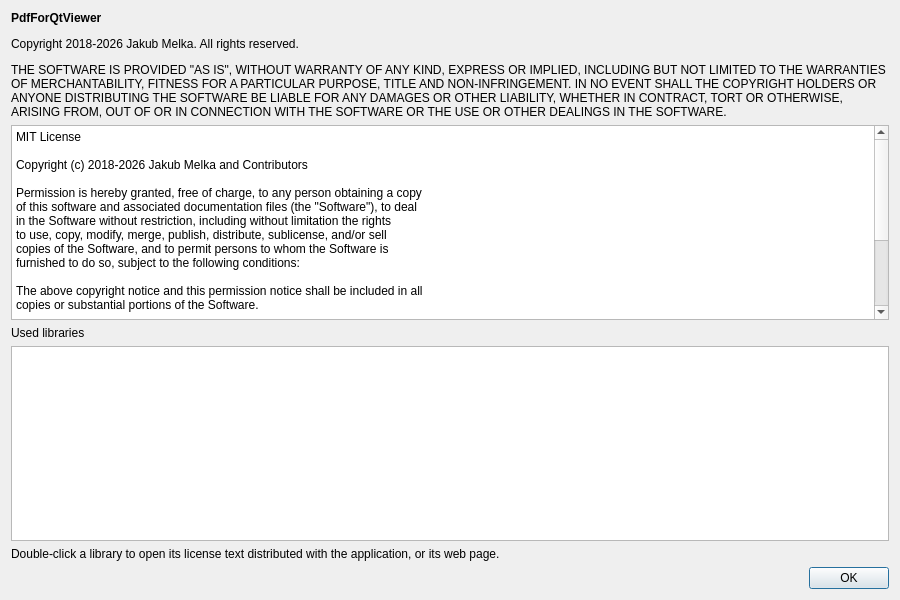
The window that Pdf4QtLibGui/pdfaboutdialog.ui (lidiriel/inkpage) describes before a commit, drawn with Qt 5.
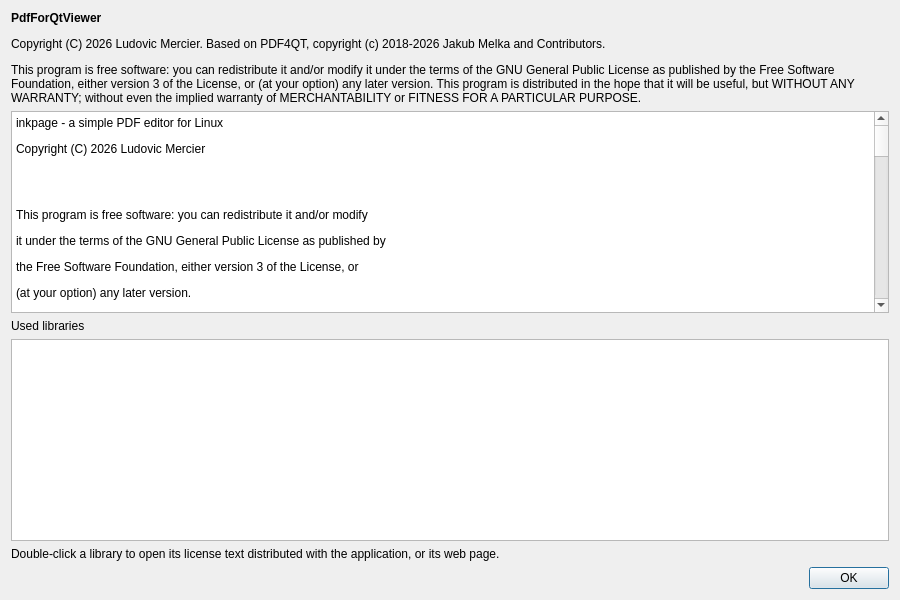
The same window after the commit.

Diff of the .ui file:
```diff
--- a/Pdf4QtLibGui/pdfaboutdialog.ui
+++ b/Pdf4QtLibGui/pdfaboutdialog.ui
@@ -23,7 +23,7 @@
    <item>
     <widget class="QLabel" name="copyrightLabel">
      <property name="text">
-      <string>&lt;html&gt;&lt;head/&gt;&lt;body&gt;&lt;p&gt;&lt;span style=&quot; font-weight:600;&quot;&gt;PdfForQtViewer&lt;/span&gt;&lt;/p&gt;&lt;p&gt;Copyright 2018-2026 Jakub Melka. All rights reserved.&lt;/p&gt;&lt;p&gt;THE SOFTWARE IS PROVIDED &amp;quot;AS IS&amp;quot;, WITHOUT WARRANTY OF ANY KIND, EXPRESS OR IMPLIED, INCLUDING BUT NOT LIMITED TO THE WARRANTIES OF MERCHANTABILITY, FITNESS FOR A PARTICULAR PURPOSE, TITLE AND NON-INFRINGEMENT. IN NO EVENT SHALL THE COPYRIGHT HOLDERS OR ANYONE DISTRIBUTING THE SOFTWARE BE LIABLE FOR ANY DAMAGES OR OTHER LIABILITY, WHETHER IN CONTRACT, TORT OR OTHERWISE, ARISING FROM, OUT OF OR IN CONNECTION WITH THE SOFTWARE OR THE USE OR OTHER DEALINGS IN THE SOFTWARE.&lt;/p&gt;&lt;/body&gt;&lt;/html&gt;</string>
+      <string>&lt;html&gt;&lt;head/&gt;&lt;body&gt;&lt;p&gt;&lt;span style=&quot; font-weight:600;&quot;&gt;PdfForQtViewer&lt;/span&gt;&lt;/p&gt;&lt;p&gt;Copyright (C) 2026 Ludovic Mercier. Based on PDF4QT, copyright (c) 2018-2026 Jakub Melka and Contributors.&lt;/p&gt;&lt;p&gt;This program is free software: you can redistribute it and/or modify it under the terms of the GNU General Public License as published by the Free Software Foundation, either version 3 of the License, or (at your option) any later version. This program is distributed in the hope that it will be useful, but WITHOUT ANY WARRANTY; without even the implied warranty of MERCHANTABILITY or FITNESS FOR A PARTICULAR PURPOSE.&lt;/p&gt;&lt;/body&gt;&lt;/html&gt;</string>
      </property>
      <property name="wordWrap">
       <bool>true</bool>
@@ -36,35 +36,7 @@
       <bool>true</bool>
      </property>
      <property name="html">
-      <string notr="true">&lt;!DOCTYPE HTML PUBLIC &quot;-//W3C//DTD HTML 4.0//EN&quot; &quot;http://www.w3.org/TR/REC-html40/strict.dtd&quot;&gt;
-&lt;html&gt;&lt;head&gt;&lt;meta name=&quot;qrichtext&quot; content=&quot;1&quot; /&gt;&lt;meta charset=&quot;utf-8&quot; /&gt;&lt;style type=&quot;text/css&quot;&gt;
-p, li { white-space: pre-wrap; }
-hr { height: 1px; border-width: 0; }
-li.unchecked::marker { content: &quot;\2610&quot;; }
-li.checked::marker { content: &quot;\2612&quot;; }
-&lt;/style&gt;&lt;/head&gt;&lt;body style=&quot; font-family:'Segoe UI'; font-size:9pt; font-weight:400; font-style:normal;&quot;&gt;
-&lt;p style=&quot; margin-top:0px; margin-bottom:0px; margin-left:0px; margin-right:0px; -qt-block-indent:0; text-indent:0px;&quot;&gt;MIT License&lt;/p&gt;
-&lt;p style=&quot;-qt-paragraph-type:empty; margin-top:0px; margin-bottom:0px; margin-left:0px; margin-right:0px; -qt-block-indent:0; text-indent:0px;&quot;&gt;&lt;br /&gt;&lt;/p&gt;
-&lt;p style=&quot; margin-top:0px; margin-bottom:0px; margin-left:0px; margin-right:0px; -qt-block-indent:0; text-indent:0px;&quot;&gt;Copyright (c) 2018-2026 Jakub Melka and Contributors&lt;/p&gt;
-&lt;p style=&quot;-qt-paragraph-type:empty; margin-top:0px; margin-bottom:0px; margin-left:0px; margin-right:0px; -qt-block-indent:0; text-indent:0px;&quot;&gt;&lt;br /&gt;&lt;/p&gt;
-&lt;p style=&quot; margin-top:0px; margin-bottom:0px; margin-left:0px; margin-right:0px; -qt-block-indent:0; text-indent:0px;&quot;&gt;Permission is hereby granted, free of charge, to any person obtaining a copy&lt;/p&gt;
-&lt;p style=&quot; margin-top:0px; margin-bottom:0px; margin-left:0px; margin-right:0px; -qt-block-indent:0; text-indent:0px;&quot;&gt;of this software and associated documentation files (the &amp;quot;Software&amp;quot;), to deal&lt;/p&gt;
-&lt;p style=&quot; margin-top:0px; margin-bottom:0px; margin-left:0px; margin-right:0px; -qt-block-indent:0; text-indent:0px;&quot;&gt;in the Software without restriction, including without limitation the rights&lt;/p&gt;
-&lt;p style=&quot; margin-top:0px; margin-bottom:0px; margin-left:0px; margin-right:0px; -qt-block-indent:0; text-indent:0px;&quot;&gt;to use, copy, modify, merge, publish, distribute, sublicense, and/or sell&lt;/p&gt;
-&lt;p style=&quot; margin-top:0px; margin-bottom:0px; margin-left:0px; margin-right:0px; -qt-block-indent:0; text-indent:0px;&quot;&gt;copies of the Software, and to permit persons to whom the Software is&lt;/p&gt;
-&lt;p style=&quot; margin-top:0px; margin-bottom:0px; margin-left:0px; margin-right:0px; -qt-block-indent:0; text-indent:0px;&quot;&gt;furnished to do so, subject to the following conditions:&lt;/p&gt;
-&lt;p style=&quot;-qt-paragraph-type:empty; margin-top:0px; margin-bottom:0px; margin-left:0px; margin-right:0px; -qt-block-indent:0; text-indent:0px;&quot;&gt;&lt;br /&gt;&lt;/p&gt;
-&lt;p style=&quot; margin-top:0px; margin-bottom:0px; margin-left:0px; margin-right:0px; -qt-block-indent:0; text-indent:0px;&quot;&gt;The above copyright notice and this permission notice shall be included in all&lt;/p&gt;
-&lt;p style=&quot; margin-top:0px; margin-bottom:0px; margin-left:0px; margin-right:0px; -qt-block-indent:0; text-indent:0px;&quot;&gt;copies or substantial portions of the Software.&lt;/p&gt;
-&lt;p style=&quot;-qt-paragraph-type:empty; margin-top:0px; margin-bottom:0px; margin-left:0px; margin-right:0px; -qt-block-indent:0; text-indent:0px;&quot;&gt;&lt;br /&gt;&lt;/p&gt;
-&lt;p style=&quot; margin-top:0px; margin-bottom:0px; margin-left:0px; margin-right:0px; -qt-block-indent:0; text-indent:0px;&quot;&gt;THE SOFTWARE IS PROVIDED &amp;quot;AS IS&amp;quot;, WITHOUT WARRANTY OF ANY KIND, EXPRESS OR&lt;/p&gt;
-&lt;p style=&quot; margin-top:0px; margin-bottom:0px; margin-left:0px; margin-right:0px; -qt-block-indent:0; text-indent:0px;&quot;&gt;IMPLIED, INCLUDING BUT NOT LIMITED TO THE WARRANTIES OF MERCHANTABILITY,&lt;/p&gt;
-&lt;p style=&quot; margin-top:0px; margin-bottom:0px; margin-left:0px; margin-right:0px; -qt-block-indent:0; text-indent:0px;&quot;&gt;FITNESS FOR A PARTICULAR PURPOSE AND NONINFRINGEMENT. IN NO EVENT SHALL THE&lt;/p&gt;
-&lt;p style=&quot; margin-top:0px; margin-bottom:0px; margin-left:0px; margin-right:0px; -qt-block-indent:0; text-indent:0px;&quot;&gt;AUTHORS OR COPYRIGHT HOLDERS BE LIABLE FOR ANY CLAIM, DAMAGES OR OTHER&lt;/p&gt;
-&lt;p style=&quot; margin-top:0px; margin-bottom:0px; margin-left:0px; margin-right:0px; -qt-block-indent:0; text-indent:0px;&quot;&gt;LIABILITY, WHETHER IN AN ACTION OF CONTRACT, TORT OR OTHERWISE, ARISING FROM,&lt;/p&gt;
-&lt;p style=&quot; margin-top:0px; margin-bottom:0px; margin-left:0px; margin-right:0px; -qt-block-indent:0; text-indent:0px;&quot;&gt;OUT OF OR IN CONNECTION WITH THE SOFTWARE OR THE USE OR OTHER DEALINGS IN THE&lt;/p&gt;
-&lt;p style=&quot; margin-top:0px; margin-bottom:0px; margin-left:0px; margin-right:0px; -qt-block-indent:0; text-indent:0px;&quot;&gt;SOFTWARE.&lt;/p&gt;
-&lt;p style=&quot;-qt-paragraph-type:empty; margin-top:0px; margin-bottom:0px; margin-left:0px; margin-right:0px; -qt-block-indent:0; text-indent:0px;&quot;&gt;&lt;br /&gt;&lt;/p&gt;&lt;/body&gt;&lt;/html&gt;</string>
+      <string notr="true">&lt;html&gt;&lt;body&gt;&lt;p&gt;inkpage - a simple PDF editor for Linux&lt;/p&gt;&lt;p&gt;Copyright (C) 2026 Ludovic Mercier&lt;/p&gt;&lt;p&gt;&lt;br/&gt;&lt;/p&gt;&lt;p&gt;This program is free software: you can redistribute it and/or modify&lt;/p&gt;&lt;p&gt;it under the terms of the GNU General Public License as published by&lt;/p&gt;&lt;p&gt;the Free Software Foundation, either version 3 of the License, or&lt;/p&gt;&lt;p&gt;(at your option) any later version.&lt;/p&gt;&lt;p&gt;&lt;br/&gt;&lt;/p&gt;&lt;p&gt;This program is distributed in the hope that it will be useful,&lt;/p&gt;&lt;p&gt;but WITHOUT ANY WARRANTY; without even the implied warranty of&lt;/p&gt;&lt;p&gt;MERCHANTABILITY or FITNESS FOR A PARTICULAR PURPOSE.  See the&lt;/p&gt;&lt;p&gt;GNU General Public License for more details.&lt;/p&gt;&lt;p&gt;&lt;br/&gt;&lt;/p&gt;&lt;p&gt;You should have received a copy of the GNU General Public License&lt;/p&gt;&lt;p&gt;along with this program.  If not, see https://www.gnu.org/licenses/.&lt;/p&gt;&lt;p&gt;&lt;br/&gt;&lt;/p&gt;&lt;p&gt;inkpage is based on PDF4QT, which is distributed under the following license:&lt;/p&gt;&lt;p&gt;&lt;br/&gt;&lt;/p&gt;&lt;p&gt;MIT License&lt;/p&gt;&lt;p&gt;&lt;br/&gt;&lt;/p&gt;&lt;p&gt;Copyright (c) 2018-2026 Jakub Melka and Contributors&lt;/p&gt;&lt;p&gt;&lt;br/&gt;&lt;/p&gt;&lt;p&gt;Permission is hereby granted, free of charge, to any person obtaining a copy&lt;/p&gt;&lt;p&gt;of this software and associated documentation files (the &quot;Software&quot;), to deal&lt;/p&gt;&lt;p&gt;in the Software without restriction, including without limitation the rights&lt;/p&gt;&lt;p&gt;to use, copy, modify, merge, publish, distribute, sublicense, and/or sell&lt;/p&gt;&lt;p&gt;copies of the Software, and to permit persons to whom the Software is&lt;/p&gt;&lt;p&gt;furnished to do so, subject to the following conditions:&lt;/p&gt;&lt;p&gt;&lt;br/&gt;&lt;/p&gt;&lt;p&gt;The above copyright notice and this permission notice shall be included in all&lt;/p&gt;&lt;p&gt;copies or substantial portions of the Software.&lt;/p&gt;&lt;p&gt;&lt;br/&gt;&lt;/p&gt;&lt;p&gt;THE SOFTWARE IS PROVIDED &quot;AS IS&quot;, WITHOUT WARRANTY OF ANY KIND, EXPRESS OR&lt;/p&gt;&lt;p&gt;IMPLIED, INCLUDING BUT NOT LIMITED TO THE WARRANTIES OF MERCHANTABILITY,&lt;/p&gt;&lt;p&gt;FITNESS FOR A PARTICULAR PURPOSE AND NONINFRINGEMENT. IN NO EVENT SHALL THE&lt;/p&gt;&lt;p&gt;AUTHORS OR COPYRIGHT HOLDERS BE LIABLE FOR ANY CLAIM, DAMAGES OR OTHER&lt;/p&gt;&lt;p&gt;LIABILITY, WHETHER IN AN ACTION OF CONTRACT, TORT OR OTHERWISE, ARISING FROM,&lt;/p&gt;&lt;p&gt;OUT OF OR IN CONNECTION WITH THE SOFTWARE OR THE USE OR OTHER DEALINGS IN THE&lt;/p&gt;&lt;p&gt;SOFTWARE.&lt;/p&gt;&lt;/body&gt;&lt;/html&gt;</string>
      </property>
     </widget>
    </item>
```
